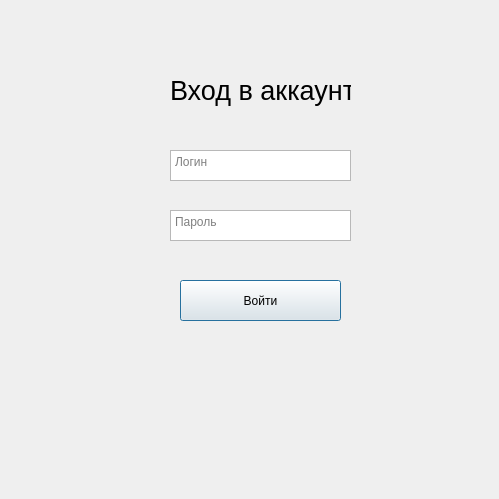
Sterdam1/UIT_Progect_2, file signin.ui: the form before one commit.
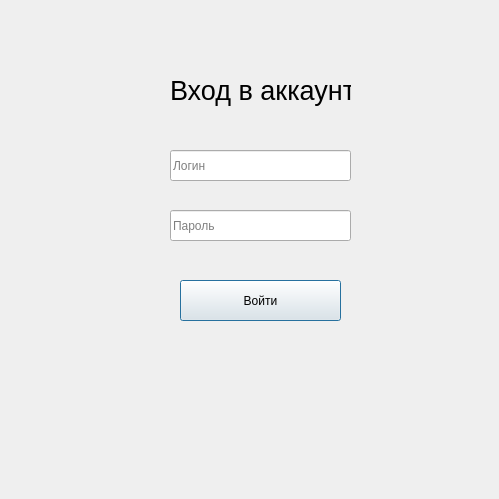
The form after the commit.

Diff of the .ui file:
```diff
--- a/signin.ui
+++ b/signin.ui
@@ -13,52 +13,6 @@
   <property name="windowTitle">
    <string>Dialog</string>
   </property>
-  <widget class="QTextEdit" name="textEdit">
-   <property name="geometry">
-    <rect>
-     <x>170</x>
-     <y>150</y>
-     <width>181</width>
-     <height>31</height>
-    </rect>
-   </property>
-   <property name="html">
-    <string>&lt;!DOCTYPE HTML PUBLIC &quot;-//W3C//DTD HTML 4.0//EN&quot; &quot;http://www.w3.org/TR/REC-html40/strict.dtd&quot;&gt;
-&lt;html&gt;&lt;head&gt;&lt;meta name=&quot;qrichtext&quot; content=&quot;1&quot; /&gt;&lt;meta charset=&quot;utf-8&quot; /&gt;&lt;style type=&quot;text/css&quot;&gt;
-p, li { white-space: pre-wrap; }
-hr { height: 1px; border-width: 0; }
-li.unchecked::marker { content: &quot;\2610&quot;; }
-li.checked::marker { content: &quot;\2612&quot;; }
-&lt;/style&gt;&lt;/head&gt;&lt;body style=&quot; font-family:'Segoe UI'; font-size:9pt; font-weight:400; font-style:normal;&quot;&gt;
-&lt;p style=&quot;-qt-paragraph-type:empty; margin-top:0px; margin-bottom:0px; margin-left:0px; margin-right:0px; -qt-block-indent:0; text-indent:0px;&quot;&gt;&lt;br /&gt;&lt;/p&gt;&lt;/body&gt;&lt;/html&gt;</string>
-   </property>
-   <property name="placeholderText">
-    <string>Логин</string>
-   </property>
-  </widget>
-  <widget class="QTextEdit" name="textEdit_2">
-   <property name="geometry">
-    <rect>
-     <x>170</x>
-     <y>210</y>
-     <width>181</width>
-     <height>31</height>
-    </rect>
-   </property>
-   <property name="html">
-    <string>&lt;!DOCTYPE HTML PUBLIC &quot;-//W3C//DTD HTML 4.0//EN&quot; &quot;http://www.w3.org/TR/REC-html40/strict.dtd&quot;&gt;
-&lt;html&gt;&lt;head&gt;&lt;meta name=&quot;qrichtext&quot; content=&quot;1&quot; /&gt;&lt;meta charset=&quot;utf-8&quot; /&gt;&lt;style type=&quot;text/css&quot;&gt;
-p, li { white-space: pre-wrap; }
-hr { height: 1px; border-width: 0; }
-li.unchecked::marker { content: &quot;\2610&quot;; }
-li.checked::marker { content: &quot;\2612&quot;; }
-&lt;/style&gt;&lt;/head&gt;&lt;body style=&quot; font-family:'Segoe UI'; font-size:9pt; font-weight:400; font-style:normal;&quot;&gt;
-&lt;p style=&quot;-qt-paragraph-type:empty; margin-top:0px; margin-bottom:0px; margin-left:0px; margin-right:0px; -qt-block-indent:0; text-indent:0px;&quot;&gt;&lt;br /&gt;&lt;/p&gt;&lt;/body&gt;&lt;/html&gt;</string>
-   </property>
-   <property name="placeholderText">
-    <string>Пароль</string>
-   </property>
-  </widget>
   <widget class="QPushButton" name="pushButton">
    <property name="geometry">
     <rect>
@@ -90,6 +44,32 @@
     <string>Вход в аккаунт</string>
    </property>
   </widget>
+  <widget class="QLineEdit" name="lineEdit">
+   <property name="geometry">
+    <rect>
+     <x>170</x>
+     <y>150</y>
+     <width>181</width>
+     <height>31</height>
+    </rect>
+   </property>
+   <property name="placeholderText">
+    <string>Логин</string>
+   </property>
+  </widget>
+  <widget class="QLineEdit" name="lineEdit_2">
+   <property name="geometry">
+    <rect>
+     <x>170</x>
+     <y>210</y>
+     <width>181</width>
+     <height>31</height>
+    </rect>
+   </property>
+   <property name="placeholderText">
+    <string>Пароль</string>
+   </property>
+  </widget>
  </widget>
  <resources/>
  <connections/>
```
